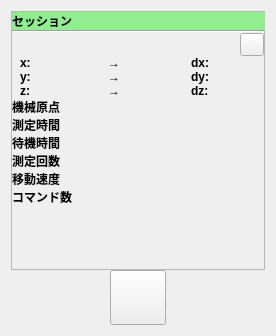
Old version of the form mainwindow.ui in the repository fr0077/magmeasure.
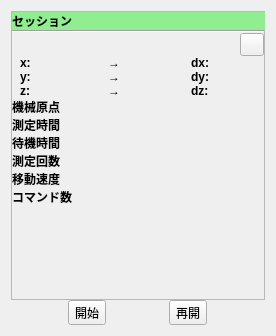
New version of the form. Icons and pictures are not drawn.

What changed in the file:
```diff
--- a/mainwindow.ui
+++ b/mainwindow.ui
@@ -744,7 +744,7 @@
            </size>
           </property>
           <property name="text">
-           <string/>
+           <string>開始</string>
           </property>
           <property name="icon">
            <iconset resource="magmeasure-resources.qrc">
@@ -755,6 +755,29 @@
             <width>48</width>
             <height>48</height>
            </size>
+          </property>
+          <property name="toolButtonStyle">
+           <enum>Qt::ToolButtonTextUnderIcon</enum>
+          </property>
+         </widget>
+        </item>
+        <item>
+         <widget class="QToolButton" name="resume">
+          <property name="text">
+           <string>再開</string>
+          </property>
+          <property name="icon">
+           <iconset resource="magmeasure-resources.qrc">
+            <normaloff>:/icons/arrows.png</normaloff>:/icons/arrows.png</iconset>
+          </property>
+          <property name="iconSize">
+           <size>
+            <width>48</width>
+            <height>48</height>
+           </size>
+          </property>
+          <property name="toolButtonStyle">
+           <enum>Qt::ToolButtonTextUnderIcon</enum>
           </property>
          </widget>
         </item>
```
